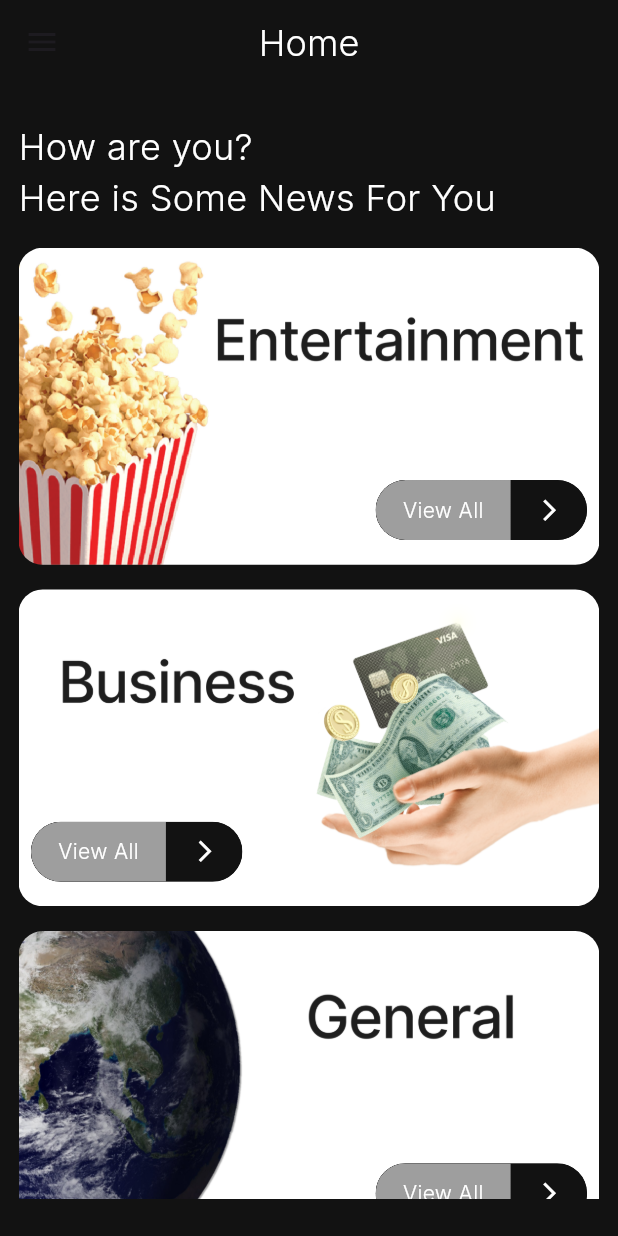
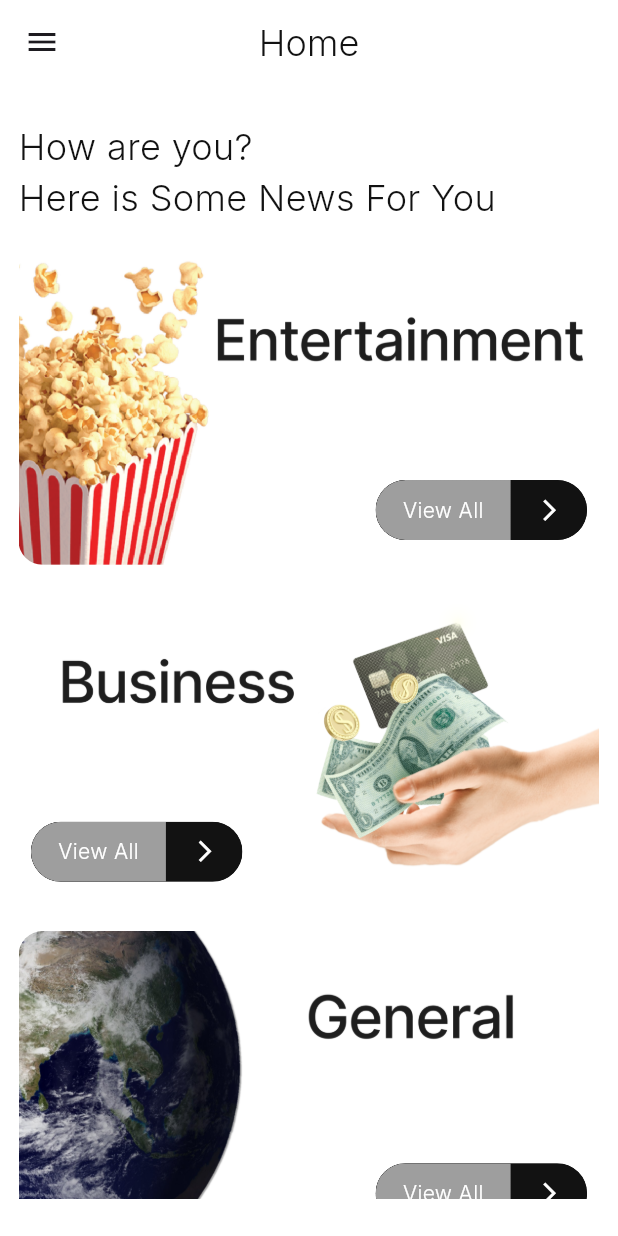
Before and after one commit to Norhannageh123/news_app, a Flutter app: the screen it shows after launch, on a phone screen of 412 x 824 dp. Run offline on Flutter 3.47's test engine with Material 3 defaults, Android fonts, the phone set to English and light mode, and no system bars; drawn by our look-alikes of toggle_switch; our stand-ins replace cached_network_image, google_fonts, shared_preferences; generated files the repository leaves out were written again.

Commit message:
new update and create theming

```diff
--- a/lib/Models/category_model.dart
+++ b/lib/Models/category_model.dart
@@ -2,70 +2,59 @@ import 'package:flutter/material.dart';
 import 'package:news_app/utls/app_images.dart';
 
 class CategoryModel {
-  String? id;
-  String? title;
-  String? imagePath;
+  String id;
+  String title;
+  String imageLightPath;
+  String imageDarkPath;
   CategoryModel(
-      {required this.id, required this.title, required this.imagePath});
+      {required this.id, required this.title, required this.imageLightPath,required this.imageDarkPath});
   /*
   business entertainment
   general health
   science sports
   technology
   */
-  static List<CategoryModel> getCategoriesList(BuildContext context) {
+  static List<CategoryModel> getCategoriesList(
+      BuildContext context) {
     return [
       CategoryModel(
           id: 'entertainment',
           title: 'Entertainment',
-          imagePath: Theme.of(context).brightness == Brightness.dark
-              ? AppImages.entrainmentDark
-              : AppImages.entrainmentLight),
+          imageLightPath: AppImages.entrainmentLight,
+          imageDarkPath : AppImages.entrainmentDark
+          ),
       CategoryModel(
         id: 'business',
         title: 'Business',
-        imagePath: Theme.of(context).brightness == Brightness.dark
-            ? AppImages.businessDark
-            : AppImages.businessLight,
+        imageLightPath: AppImages.businessLight,
+        imageDarkPath : AppImages.businessDark,
       ),
       CategoryModel(
         id: 'general',
         title: 'General',
-        imagePath: Theme.of(context).brightness == Brightness.dark
-            ? AppImages.generalDark
-            : AppImages.generalLight,
-
+        imageLightPath: AppImages.generalLight,
+        imageDarkPath : AppImages.generalDark,
       ),
-
       CategoryModel(
           id: 'health',
           title: 'Health',
-        imagePath: Theme.of(context).brightness == Brightness.dark
-            ? AppImages.healthDarj
-            : AppImages.healthLight,
-
-      ),
+          imageLightPath: AppImages.healthLight,
+          imageDarkPath : AppImages.healthDarj),
       CategoryModel(
           id: 'science',
           title: 'Science',
-        imagePath: Theme.of(context).brightness == Brightness.dark
-            ? AppImages.scienceDark
-            : AppImages.scienceLight,
-      ),
+          imageLightPath: AppImages.scienceLight,
+          imageDarkPath: AppImages.scienceDark),
       CategoryModel(
           id: 'technology',
           title: 'Technology',
-        imagePath: Theme.of(context).brightness == Brightness.dark
-            ? AppImages.technologyDark
-            : AppImages.technologyLight,
-      ),
+          imageLightPath: AppImages.technologyLight,
+          imageDarkPath : AppImages.technologyDark),
       CategoryModel(
           id: 'sports',
           title: 'Sports',
-        imagePath: Theme.of(context).brightness == Brightness.dark
-            ? AppImages.sportsDark
-            : AppImages.sportsLight,
-      ),
+          imageLightPath: AppImages.sportsLight,
+          imageDarkPath : AppImages.sportsDark),
     ];
   }
 }
--- a/lib/Ui/home/Catergory Details/categor_fragment.dart
+++ b/lib/Ui/home/Catergory Details/categor_fragment.dart
@@ -1,12 +1,15 @@
 import 'package:flutter/material.dart';
 import 'package:news_app/Models/category_model.dart';
+import 'package:news_app/provider/themeProvider.dart';
 import 'package:news_app/utls/app_colors.dart';
+import 'package:provider/provider.dart';
 import 'package:toggle_switch/toggle_switch.dart';
 import 'package:flutter_gen/gen_l10n/app_localizations.dart';
-// ignore: must_be_immutable
+
 class CategoryFragment extends StatefulWidget {
-   CategoryFragment({super.key,required this.onViewAllClick});
-  Function onViewAllClick;
+  CategoryFragment({super.key, required this.onViewAllClick});
+  final Function onViewAllClick;
+
   @override
   State<CategoryFragment> createState() => _CategoryFragmentState();
 }
@@ -14,38 +17,57 @@ class CategoryFragment extends StatefulWidget {
 class _CategoryFragmentState extends State<CategoryFragment> {
   @override
   Widget build(BuildContext context) {
-    var categoryList = CategoryModel.getCategoriesList(context);
+    List<CategoryModel> categoryList = [];
+    var themeProvider = Provider.of<AppThemeProvider>(context);
+    var isDarkTheme=Theme.of(context).brightness==Brightness.dark;
+    categoryList = CategoryModel.getCategoriesList(context);
+
     var height = MediaQuery.of(context).size.height;
     var width = MediaQuery.of(context).size.width;
-
-    // تحديد إذا كان الوضع مظلم أو فاتح
-    var isDarkTheme = Theme.of(context).brightness == Brightness.dark;
 
     return Padding(
       padding: EdgeInsets.symmetric(
         vertical: height * 0.03,
         horizontal: width * 0.03,
       ),
-      child: Column(
+      child: categoryList.isEmpty
+          ? Center(
+              child: Text(
+                "No category",
+                style: Theme.of(context).textTheme.bodyMedium,
+              ),
+            )
+          : Column(
               crossAxisAlignment: CrossAxisAlignment.stretch,
               children: [
                 Text(
                   AppLocalizations.of(context)!.good_morning,
                   style: Theme.of(context).textTheme.bodyMedium,
                 ),
-          SizedBox(
-            height: height * 0.02,
-          ),
+                SizedBox(height: height * 0.02),
                 Expanded(
                   child: ListView.separated(
                     itemBuilder: (context, index) {
+                      // التحقق من وجود الصورة
+                      /*
+                      String? imagePath = isDarkTheme
+                          ? categoryList[index].imageDarkPath
+                          :categoryList[index].imageLightPath;
+                          */
+
                       return Stack(
-                  alignment: index % 2 == 0 ? Alignment.bottomRight : Alignment.bottomLeft,
+                        alignment: index % 2 == 0
+                            ? Alignment.bottomRight
+                            : Alignment.bottomLeft,
                         children: [
                            ClipRRect(
                                   borderRadius: BorderRadius.circular(16),
                                   child: Image.asset(
-                        categoryList[index].imagePath ?? "",
+                                    Theme.of(context).brightness==Brightness.dark?
+                                     categoryList[index].imageDarkPath
+                                    :categoryList[index].imageLightPath,
+
+                                    fit: BoxFit.cover,
                                   ),
                                 ),
                           Container(
@@ -59,12 +81,8 @@ class _CategoryFragmentState extends State<CategoryFragment> {
                               customWidths: const [90.0, 50.0],
                               cornerRadius: 40.0,
                               activeBgColors: [
-                          isDarkTheme
-                              ? [AppColors.greyColor, AppColors.greyColor]
-                              : [AppColors.greyColor, AppColors.greyColor],
-                          isDarkTheme
-                              ? [AppColors.greyColor, AppColors.greyColor]
-                              : [AppColors.greyColor, AppColors.greyColor],
+                                [AppColors.greyColor, AppColors.greyColor],
+                                [AppColors.greyColor, AppColors.greyColor],
                               ],
                               activeFgColor: isDarkTheme
                                   ? AppColors.blackColor
@@ -76,15 +94,18 @@ class _CategoryFragmentState extends State<CategoryFragment> {
                                   ? AppColors.blackColor
                                   : AppColors.whiteColor,
                               totalSwitches: 2,
-                        labels:  [AppLocalizations.of(context)!.view_all, ''],
+                              labels: [
+                                AppLocalizations.of(context)!.view_all,
+                                '',
+                              ],
                               icons: const [
                                 null,
                                 Icons.arrow_forward_ios_outlined,
                               ],
                               onToggle: (index1) {
-                          print('switched to: $index1');
+                                if (widget.onViewAllClick != null) {
                                   widget.onViewAllClick(categoryList[index]);
-                          setState(() {});
+                                }
                               },
                             ),
                           ),
@@ -93,9 +114,7 @@ class _CategoryFragmentState extends State<CategoryFragment> {
                     },
                     itemCount: categoryList.length,
                     separatorBuilder: (BuildContext context, int index) {
-                return SizedBox(
-                  height: height * 0.02,
-                );
+                      return SizedBox(height: height * 0.02);
                     },
                   ),
                 ),
--- a/lib/main.dart
+++ b/lib/main.dart
@@ -1,14 +1,17 @@
 import 'package:flutter/material.dart';
 import 'package:news_app/provider/languageProvider.dart';
+import 'package:news_app/provider/themeProvider.dart';
 import 'package:news_app/utls/app_theme.dart';
 import 'package:news_app/Ui/home/home.dart';
 import 'package:news_app/utls/app_routes.dart';
 import 'package:flutter_gen/gen_l10n/app_localizations.dart';
 import 'package:provider/provider.dart';
-void main(){
-  runApp(ChangeNotifierProvider(
-    create:(context)=> LanguageProvider(),
-    child: const NewsApp()));
+
+void main() {
+  runApp(MultiProvider(providers: [
+    ChangeNotifierProvider(create: (context) => LanguageProvider()),
+    ChangeNotifierProvider(create: (context) => AppThemeProvider()),
+  ], child: const NewsApp()));
 }
 
 class NewsApp extends StatelessWidget {
@@ -16,20 +19,20 @@ class NewsApp extends StatelessWidget {
 
   @override
   Widget build(BuildContext context) {
-    var languageProvider=Provider.of<LanguageProvider>(context);
+    var languageProvider = Provider.of<LanguageProvider>(context);
+    var themeProvider = Provider.of<AppThemeProvider>(context);
     return MaterialApp(
       debugShowCheckedModeBanner: false,
       initialRoute: AppRoutes.routeHome,
       routes: {
-        AppRoutes.routeHome:(context)=> const HomePage(),
+        AppRoutes.routeHome: (context) => const HomePage(),
       },
       localizationsDelegates: AppLocalizations.localizationsDelegates,
       supportedLocales: AppLocalizations.supportedLocales,
       locale: Locale(languageProvider.appLanguage),
       theme: AppTheme.lightTheme,
       darkTheme: AppTheme.darkTheme,
-      themeMode: ThemeMode.dark,
-
+      themeMode: themeProvider.appTheme,
     );
   }
 }
--- /dev/null
+++ b/lib/provider/themeProvider.dart
@@ -0,0 +1,27 @@
+import 'package:flutter/material.dart';
+import 'package:shared_preferences/shared_preferences.dart';
+
+class AppThemeProvider extends ChangeNotifier {
+  ThemeMode appTheme = ThemeMode.light;
+
+  AppThemeProvider() {
+    _loadTheme();
+  }
+
+  Future<void> _loadTheme() async {
+    final prefs = await SharedPreferences.getInstance();
+    String? savedTheme = prefs.getString('appTheme');
+    if (savedTheme != null) {
+      appTheme = savedTheme == 'dark' ? ThemeMode.dark : ThemeMode.light;
+      notifyListeners();
+    }
+  }
+
+  Future<void> changeTheme(ThemeMode newTheme) async {
+    if (appTheme == newTheme) return;
+    appTheme = newTheme;
+    notifyListeners();
+    final prefs = await SharedPreferences.getInstance();
+    await prefs.setString('appTheme', newTheme == ThemeMode.dark ? 'dark' : 'light');
+  }
+}
```
Also changed, not shown: lib/Ui/home/Drawer/home_drawer.dart (+24 -4 lines). Lines whose indentation alone changed are shown as unchanged.
